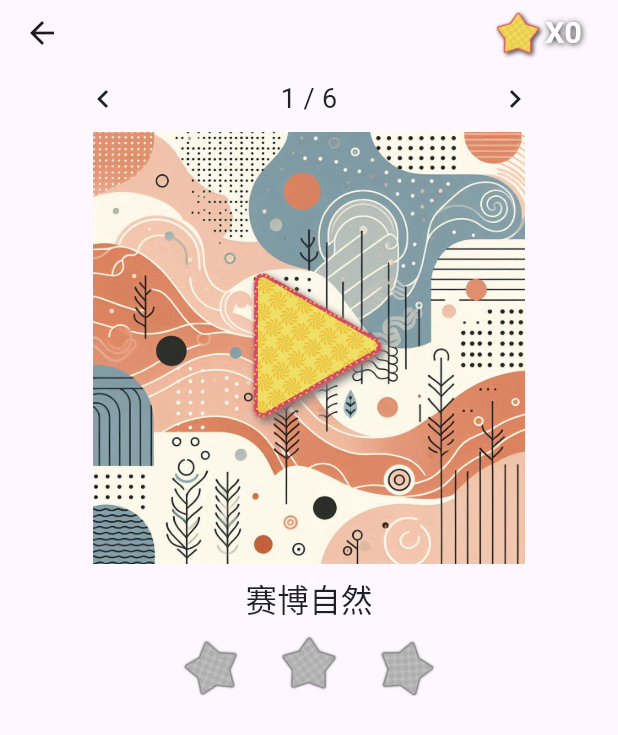
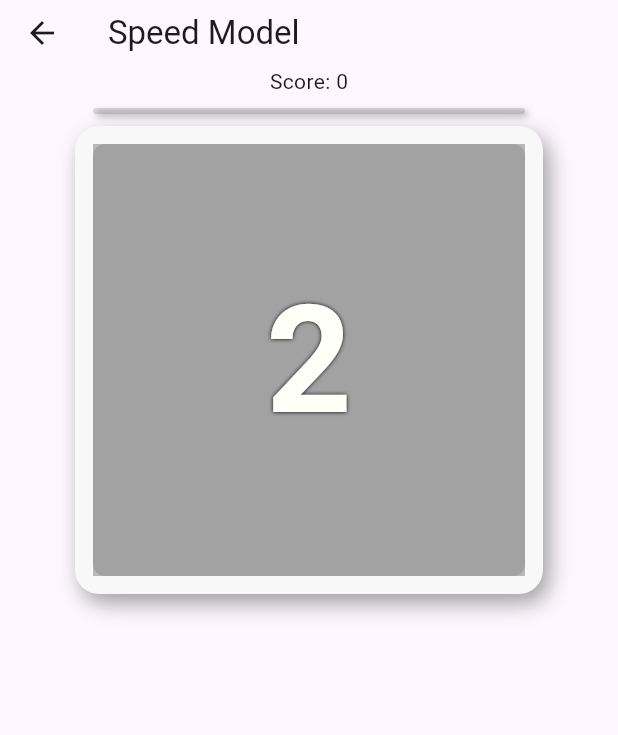
Before and after one commit to Qing-cpu/sliding_puzzle, a Flutter app: the ModelPage screen opened directly, after a tap on "极速模式", on a phone screen of 412 x 824 dp. Shown: the top 735 px of the screen. Run offline on Flutter 3.47's test engine with Material 3 defaults, Android fonts, the phone set to English and light mode, and no system bars; our stand-ins replace audioplayers, shared_preferences; accounts and stored records are empty; generated files the repository leaves out were written again; statements that could not run were skipped.

Commit message:
feat: SpeedModel

```diff
--- /dev/null
+++ b/lib/pages/cus_widget/time_progress.dart
@@ -0,0 +1,93 @@
+
+import 'package:flutter/material.dart';
+
+class TimeProgress extends StatelessWidget {
+  const TimeProgress({
+    super.key,
+    required this.times,
+    required this.dMil,
+    required this.width,
+    required this.isCompleted,
+    required this.onTimeOutFailure,
+  });
+
+  final List<Duration> times;
+  final int dMil;
+  final double width;
+  final bool isCompleted;
+
+  final VoidCallback onTimeOutFailure;
+
+  final height = 4.0;
+
+  BoxDecoration get decoration => BoxDecoration(color: Color(0xAB72FF77), borderRadius: BorderRadius.circular(3), boxShadow: []);
+
+  BoxDecoration get bDecoration => BoxDecoration(
+    color: Colors.black12,
+    borderRadius: BorderRadius.circular(2),
+    boxShadow: [
+      BoxShadow(
+        color: Colors.black26, // 深棕色阴影
+        blurRadius: 3, // 阴影模糊半径
+        offset: Offset(2, 2), // 阴影偏移
+      ),
+    ],
+  );
+
+  @override
+  Widget build(BuildContext context) {
+    return Stack(
+      fit: StackFit.passthrough,
+      children: [
+        Container(margin: const EdgeInsets.all(8), width: width, height: height, decoration: bDecoration),
+        Positioned(
+          child:
+          isCompleted
+              ? Container(
+            margin: const EdgeInsets.all(8),
+            decoration: decoration,
+            height: height,
+            width: dMil / times.first.inMilliseconds * width,
+          )
+              : TweenAnimationBuilder(
+            key: key,
+            tween: Tween<double>(begin: 1.0, end: dMil.toDouble()),
+            duration: times.first,
+            onEnd: onTimeOutFailure,
+            builder: (BuildContext context, double value, Widget? child) {
+              return Container(
+                margin: const EdgeInsets.all(8),
+                height: height,
+                width: dMil == 0 ? 0 : value / dMil * width,
+                decoration: decoration,
+              );
+            },
+          ),
+        ),
+        ...times.skip(1).map((t) {
+          return Positioned(
+            top: 8,
+            left: t.inMilliseconds / times.first.inMilliseconds * width + 4,
+            child: _Point(color: Colors.black38, size: 4),
+          );
+        }),
+      ],
+    );
+  }
+}
+
+class _Point extends StatelessWidget {
+  const _Point({required this.color, required this.size});
+
+  final Color color;
+  final double size;
+
+  @override
+  Widget build(BuildContext context) {
+    return Container(
+      width: size / 4,
+      height: size,
+      decoration: BoxDecoration(color: color, borderRadius: BorderRadius.all(Radius.circular(size))),
+    );
+  }
+}
--- a/lib/pages/model_page.dart
+++ b/lib/pages/model_page.dart
@@ -1,6 +1,7 @@
 import 'package:flutter/material.dart';
+import 'package:sliding_puzzle/pages/speed_model/speed_model_page.dart';
 
-import 'level_select.dart';
+import 'normal_mode/level_select.dart';
 
 class ModelPage extends StatelessWidget {
   const ModelPage({super.key});
@@ -10,7 +11,7 @@ class ModelPage extends StatelessWidget {
   }
 
   void _startSpeedModel1(BuildContext context) {
-    Navigator.of(context).push(MaterialPageRoute(builder: (context) => LevelSelect()));
+    Navigator.of(context).push(MaterialPageRoute(builder: (context) => SpeedModelPage()));
   }
 
   @override
--- a/lib/pages/level_complete_page.dart
+++ b/lib/pages/normal_mode/level_complete_page.dart
@@ -1,7 +1,6 @@
 import 'package:flutter/material.dart';
-import 'package:sliding_puzzle/data/db_tools/level_data.dart';
 
-import 'cus_widget/stars_count.dart';
+import '../cus_widget/stars_count.dart';
 
 class LevelCompletePage extends StatelessWidget {
   const LevelCompletePage({
--- a/lib/pages/level_list_page.dart
+++ b/lib/pages/normal_mode/level_list_page.dart
@@ -4,8 +4,8 @@ import 'package:sliding_puzzle/data/db_tools/level_data.dart';
 import 'package:sliding_puzzle/data/levels/level_info.dart';
 import 'package:sliding_puzzle/data/levels/levels.dart';
 
-import 'cus_widget/star_count.dart';
-import 'cus_widget/stars_count.dart';
+import '../cus_widget/star_count.dart';
+import '../cus_widget/stars_count.dart';
 
 class LevelListPage extends StatelessWidget {
   const LevelListPage({super.key, required this.pageController, });
--- a/lib/pages/level_select.dart
+++ b/lib/pages/normal_mode/level_select.dart
@@ -3,11 +3,11 @@ import 'package:flutter/material.dart';
 import 'package:sliding_puzzle/data/db_tools/db_tools.dart';
 import 'package:sliding_puzzle/data/db_tools/level_data.dart';
 import 'package:sliding_puzzle/data/levels/levels.dart';
-import 'package:sliding_puzzle/pages/level_list_page.dart';
+import 'package:sliding_puzzle/pages/normal_mode/level_list_page.dart';
 
-import 'cus_widget/star_count.dart';
-import 'cus_widget/stars_count.dart';
-import 'cus_widget/start_box.dart';
+import '../cus_widget/star_count.dart';
+import '../cus_widget/stars_count.dart';
+import '../cus_widget/start_box.dart';
 import 'game_page.dart';
 
 class LevelSelect extends StatefulWidget {
@@ -75,19 +75,22 @@ class _LevelSelectState extends State<LevelSelect> {
   @override
   Widget build(BuildContext context) {
     return Scaffold(
-      appBar: AppBar(toolbarHeight: 44, actions: [GestureDetector(onTap: _openLevelListPage, child: StarCount()), SizedBox(width: 8)]),
+      appBar: AppBar(toolbarHeight: 54, actions: [GestureDetector(onTap: _openLevelListPage, child: StarCount()), SizedBox(width: 8)]),
       body: Column(
         children: [
           // < icon, level 序列, > icon
           SizedBox(
-            height: 44,
+            height: 54,
             child: Row(
               mainAxisAlignment: MainAxisAlignment.center,
               children: [
                 Expanded(child: IconButton(onPressed: _onPressedLeftIcon, icon: Icon(Icons.chevron_left, color: const Color(0xFF1D2129)))),
                 Expanded(
                   child: Center(
-                    child: Text('${_index+1} / ${Levels.levelInfos.length}', style: TextStyle(color: const Color(0xFF1D2129), fontSize: 18)),
+                    child: Text(
+                      Levels.levelInfos[_index].name,
+                      style: TextStyle(fontSize: 18, fontWeight: FontWeight.normal, color: Color(0xFF1D2129)),
+                    ),
                   ),
                 ),
                 Expanded(
@@ -108,9 +111,8 @@ class _LevelSelectState extends State<LevelSelect> {
                       i <= DBTools.maxLevelId + 1
                           ? StartBox(
                             onTap: () => _play(context, i),
-                            height: 288,
-                            width: 288,
-                            // onTap: () => _play(context, i),
+                            height: 280,
+                            width: 280,
                             child: Hero(tag: levels[i].id, child: Image.asset(levels[i].imageAssets)),
                           )
                           : Icon(Icons.image_rounded, size: 288, color: Colors.grey),
@@ -120,11 +122,11 @@ class _LevelSelectState extends State<LevelSelect> {
           ),
           const SizedBox(height: 8),
           // level name
-          Text(Levels.levelInfos[_index].name, style: TextStyle(fontSize: 21, fontWeight: FontWeight.normal, color: Color(0xff1D2129))),
-          const SizedBox(height: 8),
+          Text('${_index + 1} / ${Levels.levelInfos.length}', style: TextStyle(color: const Color(0xFF7D8285), fontSize: 12)),
+          const SizedBox(height: 16),
           // 星星
           StarsCount(leveData?.starCount),
-          const SizedBox(height: 8),
+          const SizedBox(height: 16),
           // 记录
           if (leveData != null)
             Text(
--- a/lib/pages/time_out_failure_page.dart
+++ b/lib/pages/normal_mode/time_out_failure_page.dart
@@ -1,6 +1,6 @@
 import 'package:flutter/material.dart';
 
-import 'cus_widget/stars_count.dart';
+import '../cus_widget/stars_count.dart';
 
 class TimeOutFailurePage extends StatelessWidget {
   final VoidCallback retry;
--- /dev/null
+++ b/lib/pages/speed_model/speed_model_page.dart
@@ -0,0 +1,135 @@
+import 'package:flutter/material.dart';
+import 'package:sliding_puzzle/data/levels/levels.dart';
+import 'package:sliding_puzzle/pages/cus_widget/time_progress.dart';
+import 'package:sliding_puzzle/pages/speed_model/game_over_page.dart';
+import 'package:sliding_puzzle/sliding_puzzle/sliding_puzzle.dart';
+
+class SpeedModelPage extends StatefulWidget {
+  const SpeedModelPage({super.key});
+
+  @override
+  State<SpeedModelPage> createState() => _SpeedModelPageState();
+}
+
+class _SpeedModelPageState extends State<SpeedModelPage> {
+  int levelCount = 0;
+  late List<String> levelSquareImageAssetList;
+  int maxDTime = 25000;
+  int ddMil = 7000;
+  double x = 1.8;
+  bool isCompleted = false;
+  OverlayEntry? overlayEntry;
+  int score = 0;
+
+  void _next() {
+    maxDTime = maxDTime - ddMil;
+    if (x > 0.68) {
+      ddMil = (ddMil / x) ~/ 1;
+      x = x * 0.95;
+    } else {
+      ddMil = 100;
+    }
+    setState(() {
+      isCompleted = false;
+      levelCount++;
+    });
+  }
+
+  void _onCompletion(int dMil) {
+    setState(() {
+      isCompleted = true;
+      dMil = dMil;
+      score += 123;
+    });
+    _next();
+    // Future.then((_) {
+    // });
+  }
+
+  void _onTimeOutFailure() {
+    final overlay = Overlay.of(context);
+    overlayEntry?.remove();
+    overlayEntry = OverlayEntry(
+      builder:
+          (BuildContext context) => GameOverPage(
+            newScore: score,
+            oldScore: null,
+            playAgain: () {
+              overlayEntry?.remove();
+              Navigator.pushReplacement(context, MaterialPageRoute(builder: (BuildContext context) => SpeedModelPage()));
+            },
+            exit: () {
+              overlayEntry?.remove();
+              Navigator.of(context).pop();
+            },
+          ),
+    );
+
+    overlay.insert(overlayEntry!);
+  }
+
+  void _onBegin() {
+    setState(() {
+      isCompleted = false;
+      dMil = maxDTime;
+    });
+  }
+
+  int dMil = 0;
+
+  @override
+  void initState() {
+    levelSquareImageAssetList = Levels.levelInfos.first.squareImageAssets;
+    isCompleted = false;
+    super.initState();
+  }
+
+  Widget buildNumWidget(int n) => Container(color: Color(0xFFFFD6C0), child: Center(child: Text('$n', style: TextStyle(fontSize: 27))));
+
+  @override
+  Widget build(BuildContext context) => Scaffold(
+    appBar: AppBar(toolbarHeight: 44, title: Text('Speed Model')),
+    body: Center(
+      child: Column(
+        children: [
+          Text('Score: $score'),
+          TimeProgress(
+            key: Key('tp$levelCount'),
+            dMil: dMil,
+            width: 288,
+            times: [Duration(milliseconds: maxDTime)],
+            isCompleted: isCompleted,
+            onTimeOutFailure: _onTimeOutFailure,
+          ),
+          Container(
+            padding: EdgeInsets.all(12), // 内边距
+            decoration: BoxDecoration(
+              color: Color(0xFFF8F8F8),
+              borderRadius: BorderRadius.circular(16), // 圆角
+              boxShadow: [
+                BoxShadow(
+                  color: Colors.grey, // 深棕色阴影
+                  blurRadius: 12, // 阴影模糊半径
+                  offset: Offset(4, 6), // 阴影偏移
+                ),
+              ],
+            ),
+            child: SlidingPuzzle(
+              key: Key('$levelCount'),
+              isSpeedModel: levelCount != 0,
+              isOnlyNum: true,
+              reSetFlag: 0,
+              width: 288,
+              size: 3,
+              bigImageAsset: '',
+              imageAssetsList: levelSquareImageAssetList,
+              onBegin: _onBegin,
+              onCompletedCallback: _onCompletion,
+              buildNumWidget: buildNumWidget,
+            ),
+          ),
+        ],
+      ),
+    ),
+  );
+}
--- a/lib/sliding_puzzle/sliding_puzzle.dart
+++ b/lib/sliding_puzzle/sliding_puzzle.dart
@@ -16,11 +16,18 @@ class SlidingPuzzle extends StatefulWidget {
     required this.size,
     required this.bigImageAsset,
     required this.imageAssetsList,
+    this.isSpeedModel = false,
+    this.isOnlyNum = false,
+    this.buildNumWidget,
   });
 
+  final bool isSpeedModel;
+  final bool isOnlyNum;
   final double width;
 
   final int reSetFlag;
+
+  final Widget Function(int)? buildNumWidget;
 
   final int size;
   final List<String> imageAssetsList;
@@ -49,6 +56,9 @@ class _SlidingPuzzleState extends State<SlidingPuzzle> {
     slidingPuzzleModel = SlidingPuzzleModel(size: size, imageAssetsList: widget.imageAssetsList);
     slidingPuzzleModel.shuffle();
     slidingPuzzleModel.upSquareCanMoveState();
+    if(widget.isSpeedModel){
+      startTime = DateTime.now();
+    }
   }
 
   @override
@@ -91,18 +101,26 @@ class _SlidingPuzzleState extends State<SlidingPuzzle> {
       child: AnimatedSwitcher(
         duration: Duration(milliseconds: 60),
         child:
-            isBegin
+            widget.isSpeedModel || isBegin
                 ? Column(
                   mainAxisAlignment: MainAxisAlignment.center,
                   children: [
-                    for (final squareList in slidingPuzzleModel.squaresTwoDList)
-                      Row(
+                    ...slidingPuzzleModel.squaresTwoDList.map(
+                      (dList) => Row(
                         mainAxisAlignment: MainAxisAlignment.center,
                         children: [
-                          for (final square in squareList)
-                            SlidingSquare(squareModel: square, onTapCallBack: _onTapCallBack, squareWidth: _squareWidth),
+                          ...dList.map(
+                            (square) => SlidingSquare(
+                              buildNumWidget: widget.buildNumWidget,
+                              isOnlyNum: widget.isOnlyNum,
+                              squareModel: square,
+                              onTapCallBack: _onTapCallBack,
+                              squareWidth: _squareWidth,
+                            ),
+                          ),
                         ],
                       ),
+                    ),
                   ],
                 )
                 : CountdownTimer3Sec(
@@ -113,7 +131,7 @@ class _SlidingPuzzleState extends State<SlidingPuzzle> {
                     });
                     widget.onBegin?.call();
                   },
-                  image: Image.asset(widget.bigImageAsset),
+                  image: widget.isOnlyNum ? null : Image.asset(widget.bigImageAsset),
                 ),
       ),
     );
@@ -124,7 +142,7 @@ class CountdownTimer3Sec extends StatefulWidget {
   const CountdownTimer3Sec({super.key, required this.endCallBack, required this.image});
 
   final VoidCallback endCallBack;
-  final Image image;
+  final Image? image;
 
   @override
   State<CountdownTimer3Sec> createState() => _CountdownTimer3SecState();
@@ -158,7 +176,7 @@ class _CountdownTimer3SecState extends State<CountdownTimer3Sec> {
     return Container(
       decoration: BoxDecoration(
         color: Colors.black12,
-        image: DecorationImage(image: widget.image.image),
+        image: widget.image == null ? null : DecorationImage(image: widget.image!.image),
         borderRadius: BorderRadius.circular(8),
       ),
       child: Container(
```
Also changed, not shown: lib/pages/normal_mode/game_page.dart (renamed from lib/pages/game_page.dart, +3 -93 lines), lib/pages/speed_model/game_over_page.dart (added, +42 -0 lines), lib/sliding_puzzle/sliding_square.dart (+24 -31 lines), lib/pages/normal_mode/final_completion_page.dart (renamed from lib/pages/final_completion_page.dart).
